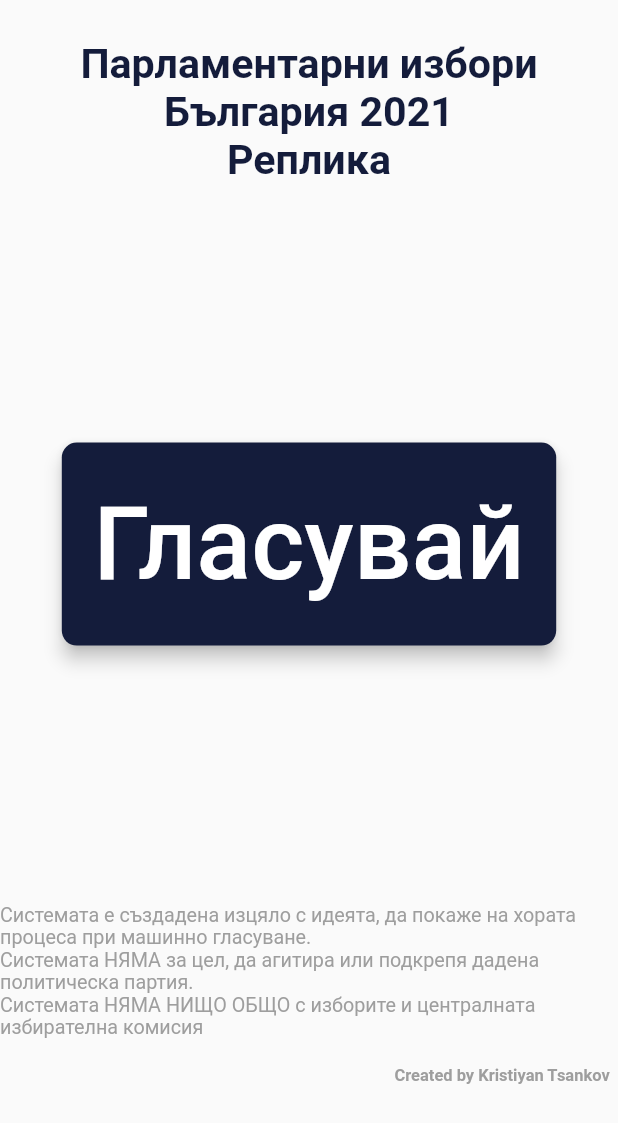
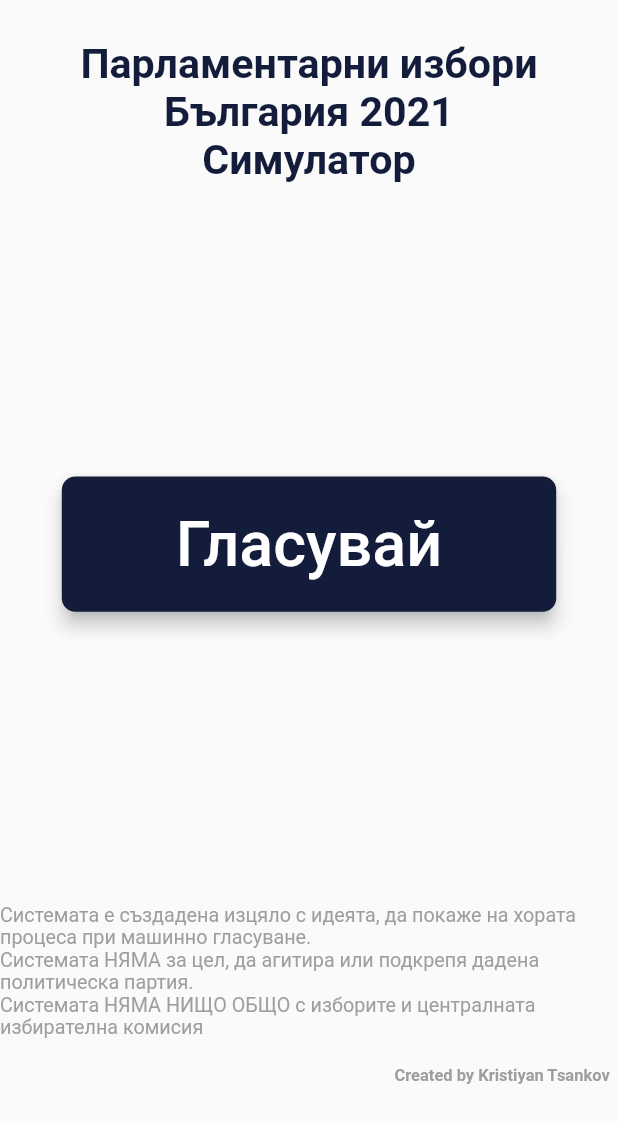
Before and after one commit to AEZakmee/bulgarian_elections_2021, a Flutter app: the screen it shows after launch, on a phone screen of 412 x 824 dp. Shown: the top 1123 px of the screen. Run offline on Flutter 3.47's test engine with Material 2 defaults, Android fonts, the phone set to English and light mode, and no system bars.

Commit message:
Fixed some ui

```diff
--- a/lib/main.dart
+++ b/lib/main.dart
@@ -18,7 +18,7 @@ class MyApp extends StatelessWidget {
       ],
       child: MaterialApp(
         debugShowCheckedModeBanner: false,
-        title: 'Машинно гласуване - реплика',
+        title: 'Машинно гласуване - симулатор',
         theme: ThemeData(
           textTheme: TextTheme(
             bodyText1: TextStyle(
--- a/lib/screens/checkresult_screen/components/body.dart
+++ b/lib/screens/checkresult_screen/components/body.dart
@@ -111,6 +111,8 @@ class Body extends StatelessWidget {
                   child: DefaultButton(
                     text: 'Гласуване',
                     onPress: () {
+                      Provider.of<Data>(context, listen: false).clearVote();
+                      Provider.of<Data>(context, listen: false).firstPage();
                       Navigator.popAndPushNamed(
                           context, VoteSuccessWindow.routeName);
                     },
--- a/lib/screens/home_screen/components/body.dart
+++ b/lib/screens/home_screen/components/body.dart
@@ -21,7 +21,7 @@ class Body extends StatelessWidget {
                 height: getProportionateScreenHeight(30),
               ),
               Text(
-                "Парламентарни избори\nБългария 2021\nРеплика",
+                "Парламентарни избори\nБългария 2021\nСимулатор",
                 style: TextStyle(
                   fontSize: getProportionateScreenWidth(25),
                   fontWeight: FontWeight.bold,
@@ -38,7 +38,7 @@ class Body extends StatelessWidget {
                   Navigator.pushNamed(context, VoteScreen.routeName);
                 },
                 size: getProportionateScreenWidth(300),
-                verticalSize: getProportionateScreenHeight(150),
+                verticalSize: getProportionateScreenHeight(100),
               ),
               Spacer(),
               Text(
--- a/lib/screens/vote_screen/vote_screen.dart
+++ b/lib/screens/vote_screen/vote_screen.dart
@@ -2,7 +2,7 @@ import 'package:flutter/material.dart';
 import 'components/body.dart';
 
 class VoteScreen extends StatelessWidget {
-  static String routeName = '/home_screen';
+  static String routeName = '/vote_screen';
   @override
   Widget build(BuildContext context) {
     return Scaffold(
--- a/lib/screens/vote_success/vote_success.dart
+++ b/lib/screens/vote_success/vote_success.dart
@@ -3,7 +3,7 @@ import 'package:flutter/material.dart';
 import 'components/body.dart';
 
 class VoteSuccessWindow extends StatelessWidget {
-  static String routeName = '/success';
+  static String routeName = '/vote_success';
   @override
   Widget build(BuildContext context) {
     return Scaffold(
--- a/lib/utilities/default_button.dart
+++ b/lib/utilities/default_button.dart
@@ -28,13 +28,13 @@ class DefaultButton extends StatelessWidget {
       child: Material(
         color: color,
         elevation: 5,
-        borderRadius: BorderRadius.circular(10),
+        borderRadius: BorderRadius.circular(getProportionateScreenHeight(10)),
         child: MaterialButton(
           child: Text(
             text,
             style: TextStyle(
               color: textColor,
-              fontSize: verticalSize / 2,
+              fontSize: verticalSize / 2 - getProportionateScreenWidth(3),
             ),
             maxLines: 1,
           ),
@@ -71,7 +71,7 @@ class DefaultEmptyButton extends StatelessWidget {
         width: size,
         decoration: BoxDecoration(
           color: color,
-          borderRadius: BorderRadius.circular(10),
+          borderRadius: BorderRadius.circular(getProportionateScreenHeight(10)),
           border: Border.all(color: kDefaultColor),
         ),
         child: Center(
```
Also changed, not shown: 1 other file.
